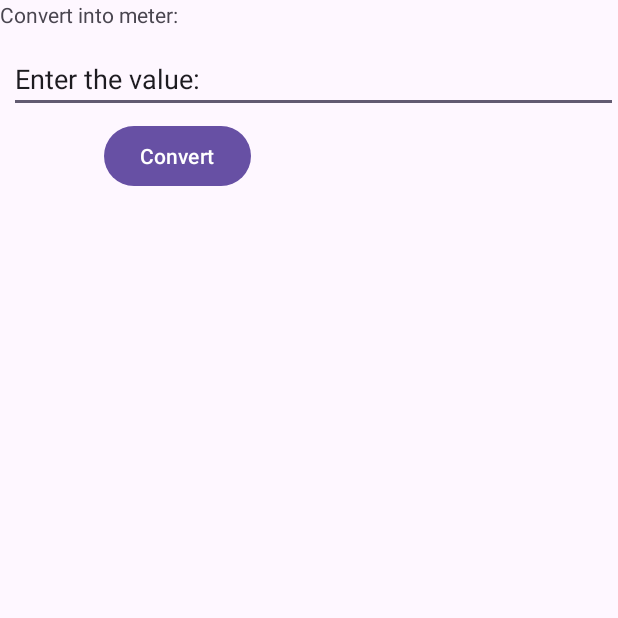
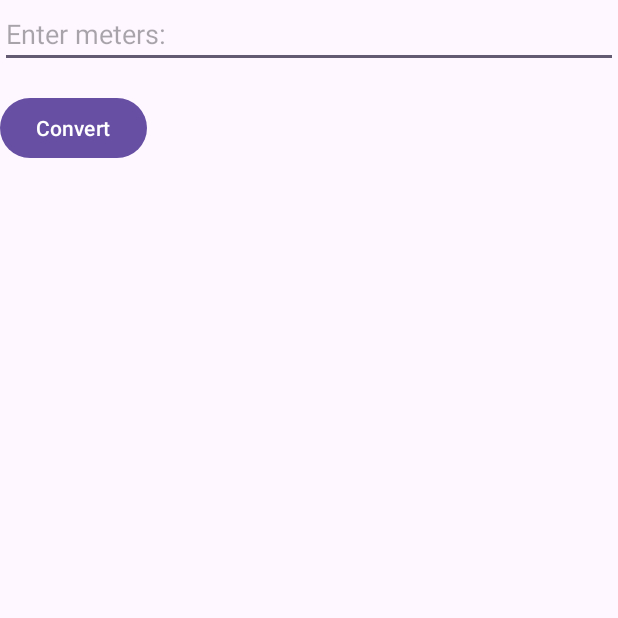
Before and after one commit to anchalj7/AndroidStudio, an Android app: the screen it shows after launch (MainActivity), on a phone screen of 412 x 824 dp, the top half of it. Run offline under Robolectric (Android 15) with nearby library versions, the phone set to English and light mode, and no system bars.

Commit message:
Assignment

```diff
--- a/app/src/main/java/com/example/assignment1/MainActivity.java
+++ b/app/src/main/java/com/example/assignment1/MainActivity.java
@@ -4,6 +4,7 @@ import androidx.appcompat.app.AppCompatActivity;
 
 import android.annotation.SuppressLint;
 import android.os.Bundle;
+import android.view.View;
 import android.widget.Button;
 import android.widget.EditText;
 import android.widget.TextView;
@@ -15,15 +16,23 @@ public class MainActivity extends AppCompatActivity {
     protected void onCreate(Bundle savedInstanceState) {
         super.onCreate(savedInstanceState);
         setContentView(R.layout.activity_main);
+
         final EditText editTextMeters = findViewById(R.id.editTextMeters);
         final TextView textviewResult = findViewById(R.id.textviewResult);
-        Button convertButton =findViewById (R.id.convertButton);
+        Button convertButton = findViewById(R.id.convertButton);
 
-        convertButton.setOnClickListener(newView.OnClickListener());{
-
-
+        convertButton.setOnClickListener(new View.OnClickListener() {
+            @Override
+            public void onClick(View v) {
+                String metersStr = editTextMeters.getText().toString();
+                if (!metersStr.isEmpty()) {
+                    double meters = Double.parseDouble(metersStr);
+                    double inches = meters * 39.37;
+                    textviewResult.setText(String.format("%.2f meters is %.2f inches", meters, inches));
+                } else {
+                    textviewResult.setText("Please enter a value in meters");
+                }
             }
-        }
-
+        });
     }
 }
--- a/app/src/main/res/layout/activity_main.xml
+++ b/app/src/main/res/layout/activity_main.xml
@@ -10,32 +10,21 @@
         android:id="@+id/textviewResult"
         android:layout_width="wrap_content"
         android:layout_height="wrap_content"
-        android:text="Convert into meter:"
-        app:layout_constraintBottom_toBottomOf="parent"
-        app:layout_constraintEnd_toEndOf="parent"
-        app:layout_constraintStart_toStartOf="parent"
-        app:layout_constraintTop_toTopOf="parent" />
+        android:layout_below="@id/convertButton"
+        android:layout_marginTop="16dp"/>
 
     <Button
         android:id="@+id/convertButton"
         android:layout_width="wrap_content"
         android:layout_height="wrap_content"
-        android:layout_alignParentStart="true"
-        android:layout_alignParentTop="true"
-        android:layout_marginStart="69dp"
-        android:layout_marginTop="80dp"
-        android:text="Convert"
-        app:layout_constraintEnd_toEndOf="parent"
-        app:layout_constraintStart_toStartOf="parent"
-        tools:layout_editor_absoluteY="377dp" />
+        android:layout_below="@id/editTextMeters"
+        android:layout_marginTop="16dp"
+        android:text="Convert"/>
 
     <EditText
+        android:id="@+id/editTextMeters"
         android:layout_width="match_parent"
         android:layout_height="wrap_content"
-        android:layout_alignParentStart="true"
-        android:layout_alignParentTop="true"
-        android:layout_marginStart="6dp"
-        android:layout_marginTop="30dp"
-        android:text="Enter the value:" />
+        android:hint="Enter meters:" />
 
 </RelativeLayout>
```
